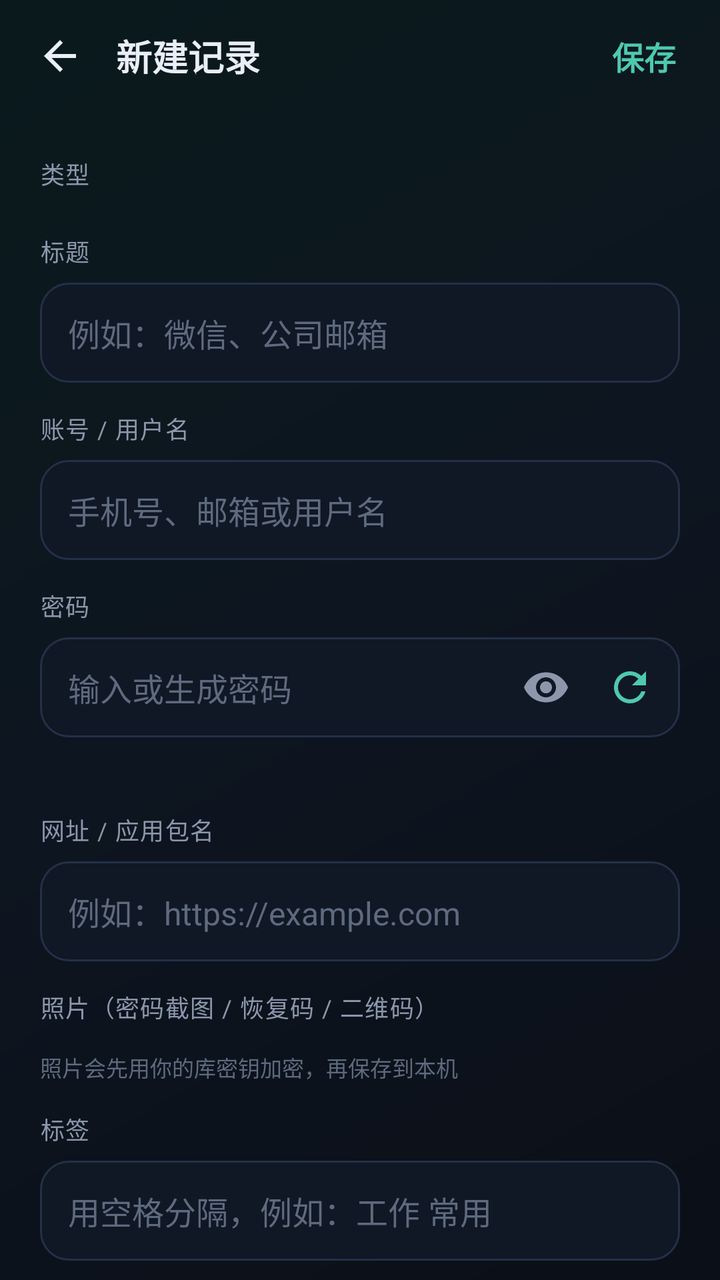
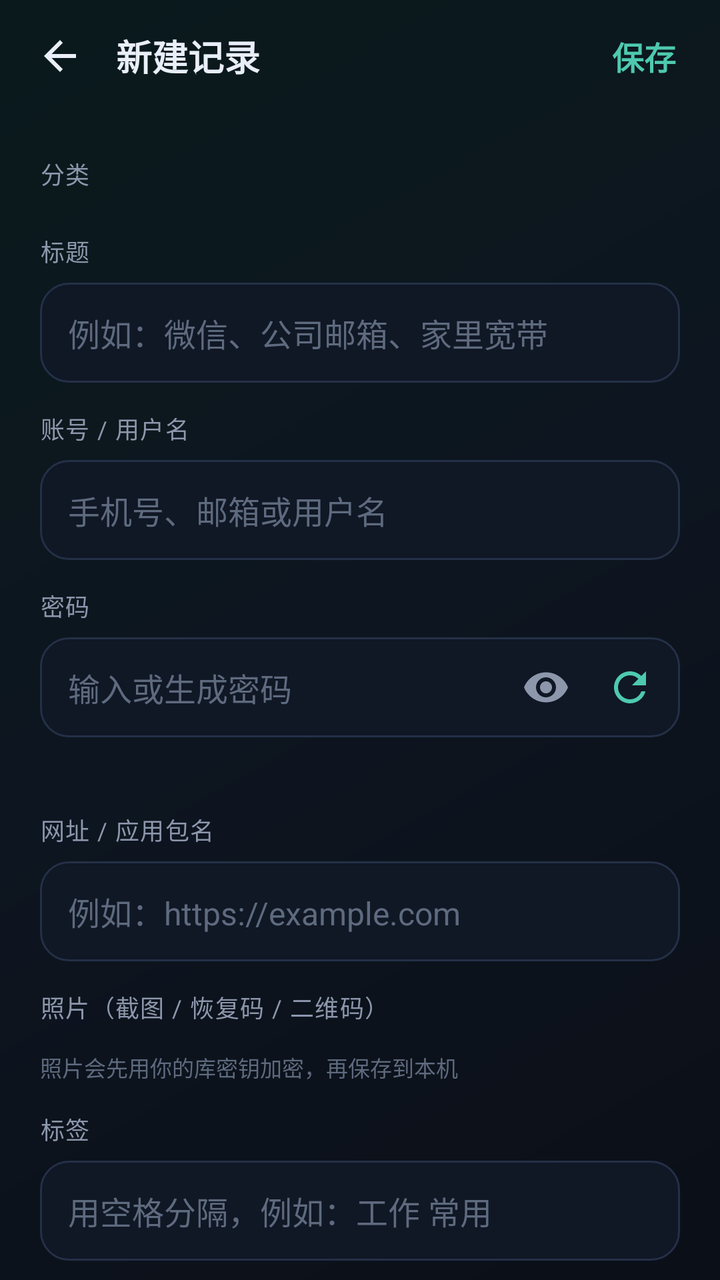

Screens rendered from an Android XML layout before and after an edit, with the pre-edit source and the edit as a unified diff.
<!-- AndroidManifest.xml: application theme AppTheme -->
<!-- res/layout/activity_edit.xml -->
<?xml version="1.0" encoding="utf-8"?>
<LinearLayout xmlns:android="http://schemas.android.com/apk/res/android"
    android:layout_width="match_parent"
    android:layout_height="match_parent"
    android:background="@drawable/bg_app"
    android:orientation="vertical">

    <LinearLayout
        android:layout_width="match_parent"
        android:layout_height="56dp"
        android:gravity="center_vertical"
        android:orientation="horizontal"
        android:paddingLeft="8dp"
        android:paddingRight="12dp">

        <ImageButton
            android:id="@+id/btnBack"
            android:layout_width="44dp"
            android:layout_height="44dp"
            android:background="?android:attr/selectableItemBackgroundBorderless"
            android:contentDescription="返回"
            android:src="@drawable/ic_back"
            android:tint="@color/text" />

        <TextView
            android:id="@+id/headerTitle"
            android:layout_width="0dp"
            android:layout_height="wrap_content"
            android:layout_marginLeft="6dp"
            android:layout_weight="1"
            android:text="新建记录"
            android:textColor="@color/text"
            android:textSize="18sp"
            android:textStyle="bold" />

        <TextView
            android:id="@+id/btnSave"
            android:layout_width="wrap_content"
            android:layout_height="wrap_content"
            android:background="?android:attr/selectableItemBackground"
            android:padding="10dp"
            android:text="保存"
            android:textColor="@color/accent"
            android:textSize="16sp"
            android:textStyle="bold" />
    </LinearLayout>

    <ScrollView
        android:layout_width="match_parent"
        android:layout_height="match_parent"
        android:scrollbars="none">

        <LinearLayout
            android:layout_width="match_parent"
            android:layout_height="wrap_content"
            android:orientation="vertical"
            android:paddingLeft="20dp"
            android:paddingTop="8dp"
            android:paddingRight="20dp"
            android:paddingBottom="40dp">

            <TextView
                style="@style/LabelText"
                android:layout_width="wrap_content"
                android:layout_height="wrap_content"
                android:text="类型" />

            <HorizontalScrollView
                android:layout_width="match_parent"
                android:layout_height="wrap_content"
                android:scrollbars="none">

                <LinearLayout
                    android:id="@+id/categoryRow"
                    android:layout_width="wrap_content"
                    android:layout_height="wrap_content"
                    android:orientation="horizontal" />
            </HorizontalScrollView>

            <TextView
                style="@style/LabelText"
                android:layout_width="wrap_content"
                android:layout_height="wrap_content"
                android:text="标题" />

            <EditText
                android:id="@+id/inputTitle"
                style="@style/FieldEdit"
                android:layout_width="match_parent"
                android:layout_height="wrap_content"
                android:hint="例如：微信、公司邮箱"
                android:importantForAutofill="no"
                android:inputType="text" />

            <TextView
                style="@style/LabelText"
                android:layout_width="wrap_content"
                android:layout_height="wrap_content"
                android:text="账号 / 用户名" />

            <EditText
                android:id="@+id/inputUsername"
                style="@style/FieldEdit"
                android:layout_width="match_parent"
                android:layout_height="wrap_content"
                android:hint="手机号、邮箱或用户名"
                android:importantForAutofill="no"
                android:inputType="textEmailAddress" />

            <TextView
                style="@style/LabelText"
                android:layout_width="wrap_content"
                android:layout_height="wrap_content"
                android:text="密码" />

            <LinearLayout
                android:layout_width="match_parent"
                android:layout_height="wrap_content"
                android:background="@drawable/input_bg"
                android:gravity="center_vertical"
                android:orientation="horizontal"
                android:paddingLeft="4dp"
                android:paddingRight="4dp">

                <EditText
                    android:id="@+id/inputPassword"
                    android:layout_width="0dp"
                    android:layout_height="50dp"
                    android:layout_weight="1"
                    android:background="@null"
                    android:hint="输入或生成密码"
                    android:importantForAutofill="no"
                    android:inputType="textPassword"
                    android:paddingLeft="10dp"
                    android:paddingRight="6dp"
                    android:textColor="@color/text"
                    android:textColorHint="@color/text_faint"
                    android:textSize="16sp" />

                <ImageButton
                    android:id="@+id/btnTogglePassword"
                    android:layout_width="42dp"
                    android:layout_height="42dp"
                    android:background="?android:attr/selectableItemBackgroundBorderless"
                    android:contentDescription="显示密码"
                    android:src="@drawable/ic_eye"
                    android:tint="@color/text_dim" />

                <ImageButton
                    android:id="@+id/btnGenerate"
                    android:layout_width="42dp"
                    android:layout_height="42dp"
                    android:background="?android:attr/selectableItemBackgroundBorderless"
                    android:contentDescription="生成密码"
                    android:src="@drawable/ic_refresh"
                    android:tint="@color/accent" />
            </LinearLayout>

            <TextView
                android:id="@+id/strengthText"
                android:layout_width="match_parent"
                android:layout_height="wrap_content"
                android:layout_marginTop="7dp"
                android:textColor="@color/text_faint"
                android:textSize="12sp" />

            <TextView
                style="@style/LabelText"
                android:layout_width="wrap_content"
                android:layout_height="wrap_content"
                android:text="网址 / 应用包名" />

            <EditText
                android:id="@+id/inputUrl"
                style="@style/FieldEdit"
                android:layout_width="match_parent"
                android:layout_height="wrap_content"
                android:hint="例如：https://example.com"
                android:importantForAutofill="no"
                android:inputType="textUri" />

            <TextView
                style="@style/LabelText"
                android:layout_width="wrap_content"
                android:layout_height="wrap_content"
                android:text="照片（密码截图 / 恢复码 / 二维码）" />

            <HorizontalScrollView
                android:layout_width="match_parent"
                android:layout_height="wrap_content"
                android:scrollbars="none">

                <LinearLayout
                    android:id="@+id/photoRow"
                    android:layout_width="wrap_content"
                    android:layout_height="wrap_content"
                    android:gravity="center_vertical"
                    android:orientation="horizontal" />
            </HorizontalScrollView>

            <TextView
                android:id="@+id/photoHint"
                android:layout_width="match_parent"
                android:layout_height="wrap_content"
                android:layout_marginTop="6dp"
                android:text="照片会先用你的库密钥加密，再保存到本机"
                android:textColor="@color/text_faint"
                android:textSize="11sp" />

            <TextView
                style="@style/LabelText"
                android:layout_width="wrap_content"
                android:layout_height="wrap_content"
                android:text="标签" />

            <EditText
                android:id="@+id/inputTags"
                style="@style/FieldEdit"
                android:layout_width="match_parent"
                android:layout_height="wrap_content"
                android:hint="用空格分隔，例如：工作 常用"
                android:importantForAutofill="no"
                android:inputType="text" />

            <TextView
                style="@style/LabelText"
                android:layout_width="wrap_content"
                android:layout_height="wrap_content"
                android:text="备注" />

            <EditText
                android:id="@+id/inputNotes"
                style="@style/FieldEdit"
                android:layout_width="match_parent"
                android:layout_height="wrap_content"
                android:gravity="top|start"
                android:hint="安全问题答案、恢复码等"
                android:importantForAutofill="no"
                android:inputType="textMultiLine"
                android:minHeight="96dp"
                android:singleLine="false" />

            <LinearLayout
                android:layout_width="match_parent"
                android:layout_height="wrap_content"
                android:layout_marginTop="18dp"
                android:gravity="center_vertical"
                android:orientation="horizontal">

                <TextView
                    android:layout_width="0dp"
                    android:layout_height="wrap_content"
                    android:layout_weight="1"
                    android:text="加入收藏"
                    android:textColor="@color/text"
                    android:textSize="15sp" />

                <Switch
                    android:id="@+id/switchFavorite"
                    android:layout_width="wrap_content"
                    android:layout_height="wrap_content" />
            </LinearLayout>

            <TextView
                android:id="@+id/btnDelete"
                android:layout_width="match_parent"
                android:layout_height="52dp"
                android:layout_marginTop="30dp"
                android:background="@drawable/btn_danger_solid"
                android:clickable="true"
                android:focusable="true"
                android:gravity="center"
                android:text="删除这条记录"
                android:textColor="#FFFFFF"
                android:textSize="16sp"
                android:textStyle="bold"
                android:visibility="gone" />
        </LinearLayout>
    </ScrollView>
</LinearLayout>
<!-- resources referenced by this layout -->
<resources>
  <color name="accent">#4EC9B0</color>
  <color name="text">#E9EEF8</color>
  <color name="text_dim">#8C97AC</color>
  <color name="text_faint">#5E6A7E</color>
  <!-- drawable bg_app (drawable) -->
  <?xml version="1.0" encoding="utf-8"?>
  <shape xmlns:android="http://schemas.android.com/apk/res/android">
      <gradient
          android:angle="135"
          android:startColor="#0B0F17"
          android:centerColor="#0D1520"
          android:endColor="#0A1A1C"
          android:type="linear" />
  </shape>
  <!-- drawable btn_danger_solid (drawable) -->
  <?xml version="1.0" encoding="utf-8"?>
  <selector xmlns:android="http://schemas.android.com/apk/res/android">
      <item android:state_pressed="true">
          <shape>
              <solid android:color="#C2404F" />
              <corners android:radius="16dp" />
          </shape>
      </item>
      <item>
          <shape>
              <solid android:color="#8E2F3D" />
              <corners android:radius="16dp" />
          </shape>
      </item>
  </selector>
  <!-- drawable ic_back (drawable) -->
  <?xml version="1.0" encoding="utf-8"?>
  <vector xmlns:android="http://schemas.android.com/apk/res/android"
      android:width="24dp"
      android:height="24dp"
      android:viewportWidth="24"
      android:viewportHeight="24">
      <path
          android:fillColor="#FFFFFF"
          android:pathData="M20,11H7.83l5.59,-5.59L12,4l-8,8 8,8 1.41,-1.41L7.83,13H20v-2z" />
  </vector>
  <!-- drawable ic_eye (drawable) -->
  <?xml version="1.0" encoding="utf-8"?>
  <vector xmlns:android="http://schemas.android.com/apk/res/android"
      android:width="24dp"
      android:height="24dp"
      android:viewportWidth="24"
      android:viewportHeight="24">
      <path
          android:fillColor="#FFFFFF"
          android:pathData="M12,4.5C7,4.5 2.73,7.61 1,12c1.73,4.39 6,7.5 11,7.5s9.27,-3.11 11,-7.5c-1.73,-4.39 -6,-7.5 -11,-7.5zM12,17c-2.76,0 -5,-2.24 -5,-5s2.24,-5 5,-5 5,2.24 5,5 -2.24,5 -5,5zM12,9c-1.66,0 -3,1.34 -3,3s1.34,3 3,3 3,-1.34 3,-3 -1.34,-3 -3,-3z" />
  </vector>
  <!-- drawable ic_refresh (drawable) -->
  <?xml version="1.0" encoding="utf-8"?>
  <vector xmlns:android="http://schemas.android.com/apk/res/android"
      android:width="24dp"
      android:height="24dp"
      android:viewportWidth="24"
      android:viewportHeight="24">
      <path
          android:fillColor="#FFFFFF"
          android:pathData="M17.65,6.35C16.2,4.9 14.21,4 12,4c-4.42,0 -7.99,3.58 -8,8s3.57,8 8,8c3.73,0 6.84,-2.55 7.73,-6h-2.08c-0.82,2.33 -3.04,4 -5.65,4 -3.31,0 -6,-2.69 -6,-6s2.69,-6 6,-6c1.66,0 3.14,0.69 4.22,1.78L13,11h7V4l-2.35,2.35z" />
  </vector>
  <!-- drawable input_bg (drawable) -->
  <?xml version="1.0" encoding="utf-8"?>
  <shape xmlns:android="http://schemas.android.com/apk/res/android">
      <solid android:color="#101725" />
      <corners android:radius="14dp" />
      <stroke android:width="1dp" android:color="@color/stroke" />
  </shape>
  <style name="FieldEdit">
          <item name="android:background">@drawable/input_bg</item>
          <item name="android:textSize">16sp</item>
          <item name="android:textColor">@color/text</item>
          <item name="android:textColorHint">@color/text_faint</item>
          <item name="android:minHeight">50dp</item>
          <item name="android:paddingLeft">14dp</item>
          <item name="android:paddingRight">14dp</item>
          <item name="android:singleLine">true</item>
      </style>
  <style name="LabelText">
          <item name="android:textSize">12sp</item>
          <item name="android:textColor">@color/text_dim</item>
          <item name="android:letterSpacing">0.04</item>
          <item name="android:layout_marginBottom">7dp</item>
          <item name="android:layout_marginTop">14dp</item>
      </style>
  <color name="stroke">#243047</color>
  <color name="bg">#0B0F17</color>
  <!-- unchanged entries left out for length: 1 -->
</resources>

<!-- the commit's change to res/layout/activity_edit.xml (unified diff, before → after) -->
@@ -63,7 +63,7 @@
                 style="@style/LabelText"
                 android:layout_width="wrap_content"
                 android:layout_height="wrap_content"
-                android:text="类型" />
+                android:text="分类" />
 
             <HorizontalScrollView
                 android:layout_width="match_parent"
@@ -88,7 +88,7 @@
                 style="@style/FieldEdit"
                 android:layout_width="match_parent"
                 android:layout_height="wrap_content"
-                android:hint="例如：微信、公司邮箱"
+                android:hint="例如：微信、公司邮箱、家里宽带"
                 android:importantForAutofill="no"
                 android:inputType="text" />
 
@@ -183,7 +183,7 @@
                 style="@style/LabelText"
                 android:layout_width="wrap_content"
                 android:layout_height="wrap_content"
-                android:text="照片（密码截图 / 恢复码 / 二维码）" />
+                android:text="照片（截图 / 恢复码 / 二维码）" />
 
             <HorizontalScrollView
                 android:layout_width="match_parent"
